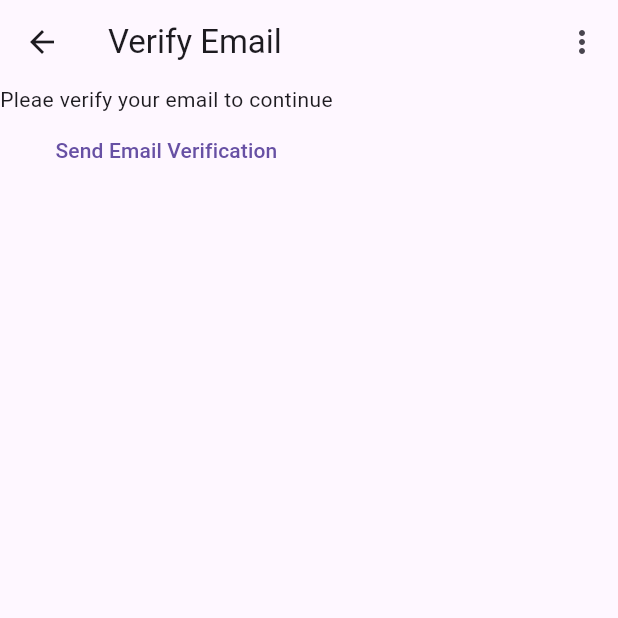
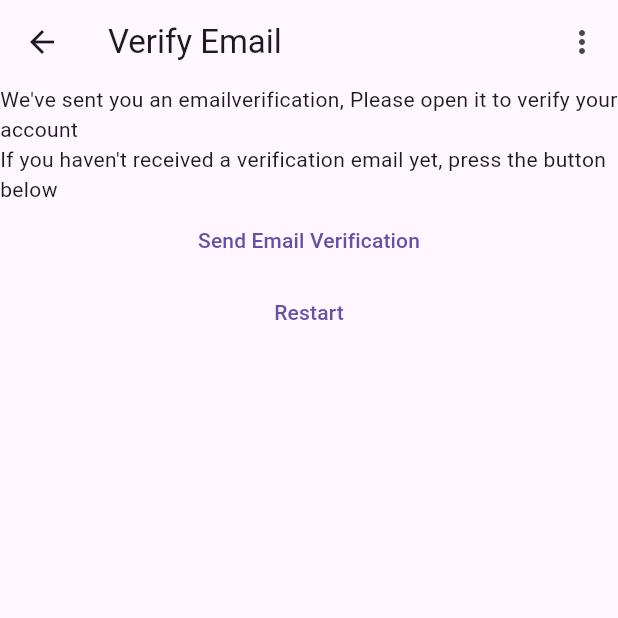
Before and after one commit to JalalIbrahem3/myspace, a Flutter app: the VerifyEmailView screen opened by its route, after a tap on "Send Email Verification", on a phone screen of 412 x 824 dp, the top half of it. Run offline on Flutter 3.47's test engine with Material 3 defaults, Android fonts, the phone set to English and light mode, and no system bars; our stand-ins replace firebase_auth, firebase_core; accounts and stored records are empty; network calls fail.

Commit message:
Make email Verification more flexible

```diff
--- a/lib/views/verify_email_view.dart
+++ b/lib/views/verify_email_view.dart
@@ -2,7 +2,6 @@ import 'package:firebase_auth/firebase_auth.dart';
 import 'package:flutter/material.dart';
 import 'package:myspace/constants/routes.dart';
 import 'package:myspace/main.dart';
-import 'dart:developer' as devtools show log;
 
 class VerifyEmailView extends StatefulWidget {
   const VerifyEmailView({super.key});
@@ -11,9 +10,7 @@ class VerifyEmailView extends StatefulWidget {
   State<VerifyEmailView> createState() => _VerifyEmailViewState();
 }
 
-enum MenuAction{
-  logout
-}
+enum MenuAction { logout }
 
 class _VerifyEmailViewState extends State<VerifyEmailView> {
   @override
@@ -22,56 +19,67 @@ class _VerifyEmailViewState extends State<VerifyEmailView> {
       appBar: AppBar(
         title: const Text('Verify Email'),
         actions: [
-          PopupMenuButton<MenuAction> (
-            onSelected:(value) async{
-              switch(value) {
+          PopupMenuButton<MenuAction>(
+            onSelected: (value) async {
+              switch (value) {
                 case MenuAction.logout:
                   final shouldLogout = await showLogOutDialog(context);
-                if (shouldLogout){
+                  if (shouldLogout) {
                     await FirebaseAuth.instance.signOut();
-                  Navigator.of(context).pushNamedAndRemoveUntil(
-                    loginRoute,
-                    (router) => false
-                  );
-
+                    Navigator.of(
+                      context,
+                    ).pushNamedAndRemoveUntil(loginRoute, (router) => false);
                   }
                   break;
               }
-            }, itemBuilder: (context) {
+            },
+            itemBuilder: (context) {
               return const [
                 const PopupMenuItem<MenuAction>(
                   value: MenuAction.logout,
-                child: Text('Logout')
-              )
+                  child: Text('Logout'),
+                ),
               ];
             },
             child: null,
-            )
+          ),
         ],
       ),
 
       body: Column(
         children: [
-            Text('Pleae verify your email to continue'),
-            TextButton(onPressed: () async {
+          const Text(
+            "We've sent you an emailverification, Please open it to verify your account",
+          ),
+          const Text(
+            "If you haven't received a verification email yet, press the button below",
+          ),
+          TextButton(
+            onPressed: () async {
               final user = FirebaseAuth.instance.currentUser;
               await user?.sendEmailVerification();
-              if (user != null){
-                if (user.emailVerified){
-                  devtools.log('Hello World');
-                  Navigator.of(context).pushNamedAndRemoveUntil(
-                    notesRoute,
-                    (router) => false
-                  );
+              if (user != null) {
+                if (user.emailVerified) {
+                  Navigator.of(
+                    context,
+                  ).pushNamedAndRemoveUntil(notesRoute, (router) => false);
                 }
               } else {
-                Navigator.of(context).pushNamedAndRemoveUntil(
-                  loginRoute,
-                  (router) => false
-                );
+                Navigator.of(
+                  context,
+                ).pushNamedAndRemoveUntil(loginRoute, (router) => false);
               }
             },
             child: const Text('Send Email Verification'),
+          ),
+          TextButton(
+            onPressed: () async{
+              await FirebaseAuth.instance.signOut();
+              Navigator.of(
+                context,
+              ).pushNamedAndRemoveUntil(loginRoute, (route) => false);
+            },
+            child: const Text('Restart'),
           ),
         ],
       ),
```
Also changed, not shown: lib/views/register_view.dart (+42 -31 lines). Lines whose indentation alone changed are shown as unchanged.
